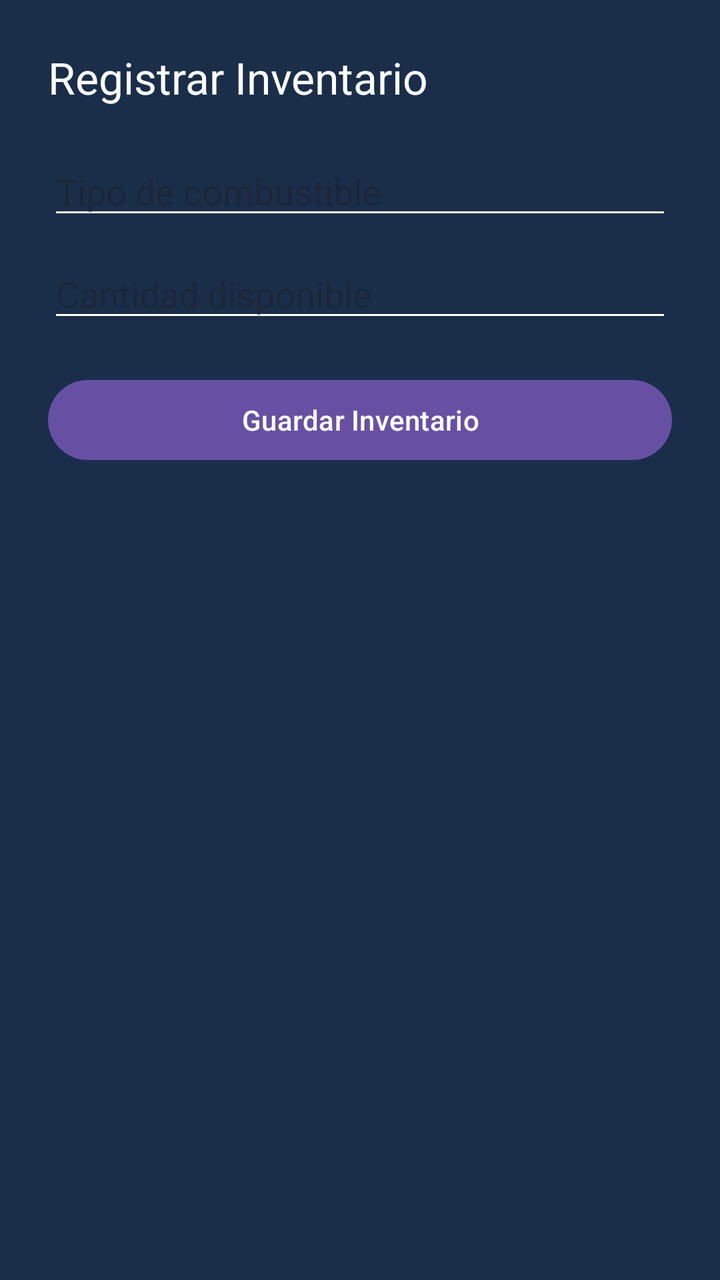
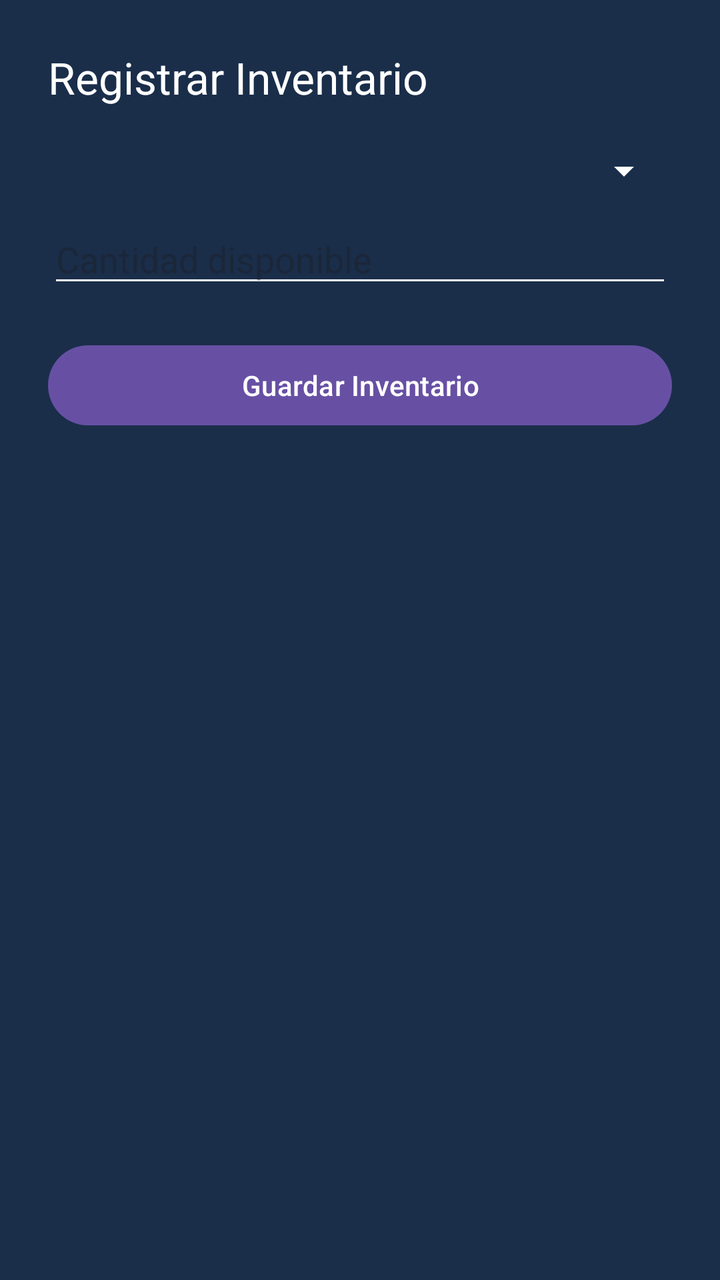

Two renders of the same Android screen: before a commit and after it. Below are the layout's source before the change and the commit's diff.
<!-- AndroidManifest.xml: application theme Theme.StationAdviser -->
<!-- res/layout/activity_registrar_inventario.xml -->
<LinearLayout xmlns:android="http://schemas.android.com/apk/res/android"
    android:orientation="vertical"
    android:padding="24dp"
    android:layout_width="match_parent"
    android:layout_height="match_parent"
    android:background="#1A2E4A">

    <TextView
        android:text="Registrar Inventario"
        android:textSize="22sp"
        android:textColor="#FFFFFF"
        android:layout_marginBottom="20dp"
        android:layout_width="wrap_content"
        android:layout_height="wrap_content"/>

    <EditText
        android:id="@+id/editTipo"
        android:hint="Tipo de combustible"
        android:backgroundTint="#FFFFFF"
        android:layout_width="match_parent"
        android:layout_height="wrap_content"/>

    <EditText
        android:id="@+id/editCantidad"
        android:hint="Cantidad disponible"
        android:backgroundTint="#FFFFFF"
        android:layout_marginTop="10dp"
        android:layout_width="match_parent"
        android:layout_height="wrap_content"/>

    <Button
        android:id="@+id/buttonGuardar"
        android:text="Guardar Inventario"
        android:layout_marginTop="20dp"
        android:layout_width="match_parent"
        android:layout_height="wrap_content"/>

</LinearLayout>
<!-- resources referenced by this layout -->
<resources>
  <style name="Theme.StationAdviser" parent="Base.Theme.StationAdviser" />
  <style name="Base.Theme.StationAdviser" parent="Theme.Material3.DayNight.NoActionBar">
          
          
      </style>
</resources>

<!-- the commit's change to res/layout/activity_registrar_inventario.xml (unified diff, before → after) -->
@@ -13,16 +13,16 @@
         android:layout_width="wrap_content"
         android:layout_height="wrap_content"/>
 
-    <EditText
-        android:id="@+id/editTipo"
-        android:hint="Tipo de combustible"
-        android:backgroundTint="#FFFFFF"
+    <Spinner
+        android:id="@+id/spinnerTipo"
         android:layout_width="match_parent"
-        android:layout_height="wrap_content"/>
+        android:layout_height="wrap_content"
+        android:backgroundTint="#FFFFFF"/>
 
     <EditText
         android:id="@+id/editCantidad"
         android:hint="Cantidad disponible"
+        android:inputType="number"
         android:backgroundTint="#FFFFFF"
         android:layout_marginTop="10dp"
         android:layout_width="match_parent"
